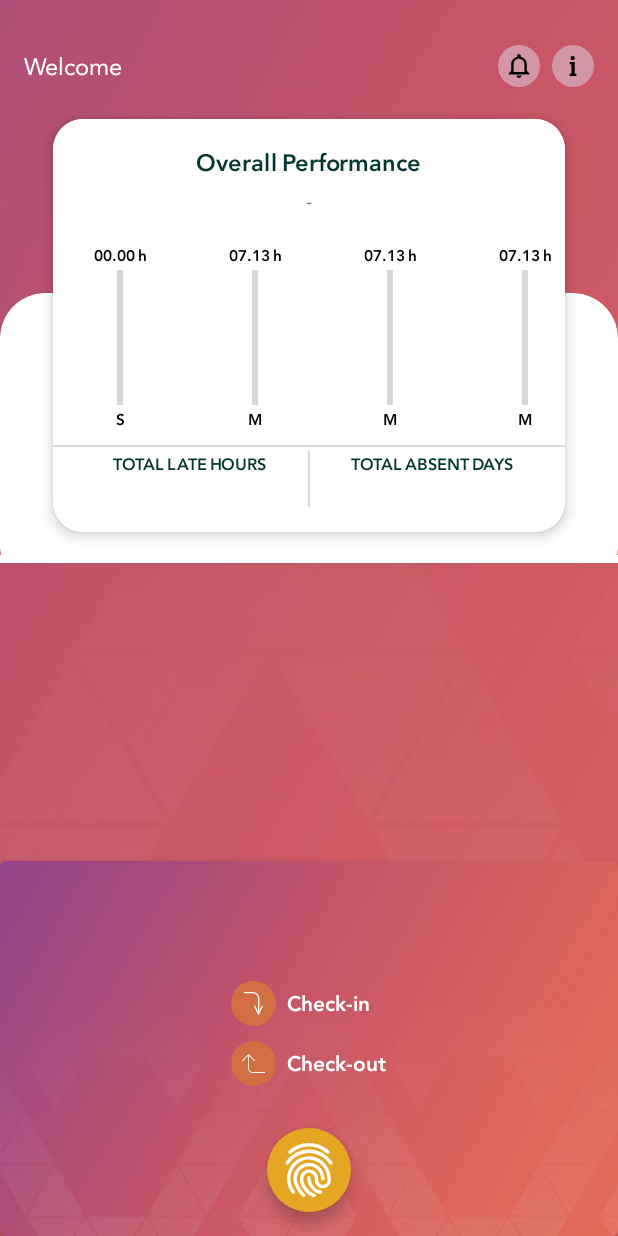
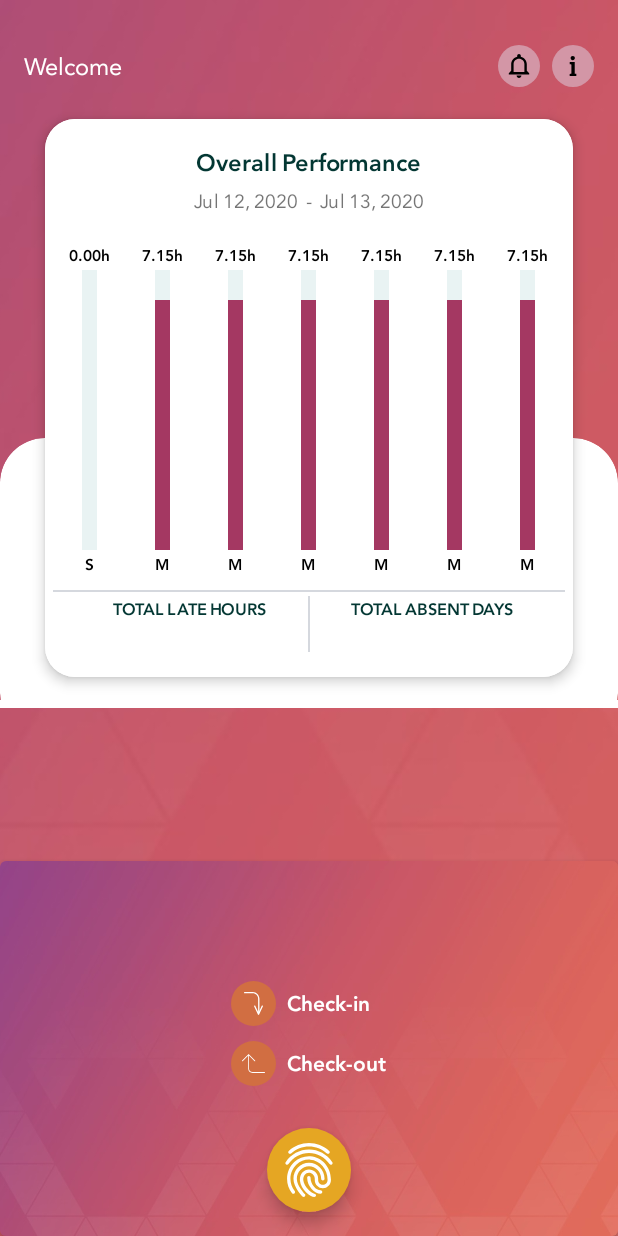
Before and after one commit to Taqnia-ets/taqnia_attendance, an Android app: the screen it shows after launch (VehiclesActivity), on a phone screen of 412 x 824 dp. Run offline under Robolectric (Android 15) with nearby library versions, the phone set to English and light mode, and no system bars; our stand-ins replace Room's generated code, Timber, data binding, paging; libraries missing offline, so code that uses them is left out: com.github.mikephil.charting; plain views replace BarChart, ExpandableLayout; 21 statements that could not run were skipped.

```diff
--- a/app/src/main/java/com/example/taqniaattendance/data/model/history/Attendance.kt
+++ b/app/src/main/java/com/example/taqniaattendance/data/model/history/Attendance.kt
@@ -13,6 +13,7 @@ import timber.log.Timber
 import java.lang.Exception
 import java.time.Year
 import java.util.*
+import kotlin.math.roundToInt
 
 @Parcelize
 data class Attendance(
@@ -70,16 +71,41 @@ data class Attendance(
 
     fun getDateAsObject() = date.fromMMMDDYYYYToDate()
 
-    fun getDisplayWorkingHours() : String =
+    fun getDisplayWorkingHours() : String {
         try {
-            LogsUtil.printErrorLog("all last week","${workingHours?.substringBefore(":","0")}.${workingHours?.substringAfter(":","0")?.substringBefore(":","0")} h")
-            "${workingHours?.substringBefore(":","0")?.trim()}.${workingHours?.substringAfter(":","0")?.substringBefore(":","0")?.trim()} h"
-        } catch (e : Exception) {
+            var displayTime : String= "${workingHours?.substringBefore(":", "0")
+                ?.trim()}.${workingHours?.substringAfter(":", "0")?.substringBefore(":", "0")
+                ?.trim()}h"
+
+            if (displayTime.first().equals('0', true))
+                displayTime = displayTime.substring(1)
+
+            return displayTime
+
+        } catch (e: Exception) {
             Timber.e(e)
-            "0.0 h"
+            return "0.0h"
         }
+    }
 
-    fun getEmployeeWorkingHoursAsInt() = getDisplayWorkingHours().toIntOrZero()
+    fun getEmployeeWorkingHoursAsDouble(): Double =         try {
+        LogsUtil.printErrorLog("all last week","${workingHours?.substringBefore(":","0")}.${workingHours?.substringAfter(":","0")?.substringBefore(":","0")} h")
+        "${workingHours?.substringBefore(":","0")?.trim()}.${workingHours?.substringAfter(":","0")?.substringBefore(":","0")?.trim()}".toDoubleOrNull() ?: 0.0
+    } catch (e : Exception) {
+        Timber.e(e)
+        0.0
+    }
+
+    fun getEmployeeWorkingHoursPercentage(departmentWorkingHours: Double) : Int {
+        try {
+            val workingHoursPercentage =  (280 / departmentWorkingHours) * getEmployeeWorkingHoursAsDouble()
+            return workingHoursPercentage.roundToInt()
+        } catch (e : IllegalArgumentException) {
+            Timber.e(e)
+            return 0
+        }
+    }
+
 
     fun getDayName() : String {
         val date = getDateAsObject()
--- a/app/src/main/java/com/example/taqniaattendance/ui/searching/SummaryAdapter.kt
+++ b/app/src/main/java/com/example/taqniaattendance/ui/searching/SummaryAdapter.kt
@@ -1,14 +1,18 @@
 package com.example.taqniaattendance.ui.searching
 
-import android.view.LayoutInflater
+import android.app.Activity
+ import android.view.LayoutInflater
 import android.view.ViewGroup
 import androidx.recyclerview.widget.DiffUtil
 import androidx.recyclerview.widget.ListAdapter
 import androidx.recyclerview.widget.RecyclerView
 import com.example.taqniaattendance.data.model.history.Attendance
 import com.example.taqniaattendance.databinding.ItemDaySummaryBinding
+import kotlinx.android.synthetic.main.item_day_summary.view.*
+import timber.log.Timber
+import kotlin.math.roundToInt
 
-class SummaryAdapter(private val departmentHours : Int) : ListAdapter<Attendance, SummaryAdapter.CustomViewHolder>(Companion) {
+class SummaryAdapter(private val departmentHours : Double) : ListAdapter<Attendance, SummaryAdapter.CustomViewHolder>(Companion) {
     companion object : DiffUtil.ItemCallback<Attendance>() {
         override fun areItemsTheSame(oldItem: Attendance, newItem: Attendance): Boolean {
             return  oldItem === newItem
@@ -19,21 +23,40 @@ class SummaryAdapter(private val departmentHours : Int) : ListAdapter<Attendance
         }
     }
 
+    val BAR_HEIGHT = 280
+
     override fun onCreateViewHolder(parent: ViewGroup, viewType: Int): CustomViewHolder {
         val inflater = LayoutInflater.from(parent.context)
         val binding = ItemDaySummaryBinding.inflate(inflater, parent, false)
-
+        binding.root.post {
+            binding.root.layoutParams.width = parent.width/itemCount
+            binding.root.requestLayout()
+        }
         return CustomViewHolder(binding)
     }
 
     override fun onBindViewHolder(holder: CustomViewHolder, position: Int) {
         with(holder.binding) {
+            root.viewBar.layoutParams.height = getEmployeeWorkingHoursBarHeight(BAR_HEIGHT,
+                departmentHours, getItem(position).getEmployeeWorkingHoursAsDouble())
+
+            root.viewBarBg.layoutParams.height = BAR_HEIGHT
             attendance = getItem(position)
             departmentWorkingHours = departmentHours
             executePendingBindings()
         }
     }
 
+    private fun getEmployeeWorkingHoursBarHeight(barHeight: Int, departmentWorkingHours: Double, EmployeeWorkingHours: Double) : Int {
+        try {
+            val workingHoursPercentage =  (barHeight / departmentWorkingHours) * EmployeeWorkingHours
+            return workingHoursPercentage.roundToInt()
+        } catch (e : IllegalArgumentException) {
+            Timber.e(e)
+            return 0
+        }
+    }
+
     // ViewHolder
     class CustomViewHolder(val binding: ItemDaySummaryBinding) : RecyclerView.ViewHolder(binding.root)
 }
--- a/app/src/main/java/com/example/taqniaattendance/ui/searching/VehiclesActivity.kt
+++ b/app/src/main/java/com/example/taqniaattendance/ui/searching/VehiclesActivity.kt
@@ -101,7 +101,9 @@ class VehiclesActivity : BaseActivity() {
             if (viewDataBinding.rcvSummary.adapter != null)
                 return@Observer
 
-            viewDataBinding.rcvSummary.adapter = SummaryAdapter(it.toIntOrZero()).apply { submitList(viewModel.attendanceHistory.value) }
+            viewDataBinding.rcvSummary.adapter = SummaryAdapter(it?.toDoubleOrNull() ?: 0.0).apply {
+                submitList(viewModel.attendanceHistory.value?.take(7)) //don't pass more than 7 items
+            }
         })
 
 //        lifecycleScope.launch {
--- a/app/src/main/java/com/example/taqniaattendance/ui/searching/VehiclesViewModel.kt
+++ b/app/src/main/java/com/example/taqniaattendance/ui/searching/VehiclesViewModel.kt
@@ -83,7 +83,7 @@ class VehiclesViewModel(
 //                val x =historyAsList?.onEach { if (it.punches.isNullOrEmpty())  it.punches = listOf(Punch())}
                 historyAsList?.let {
                     attendanceHistory.value = it
-                    setPreviousWeekSummary(it)
+                    setPreviousWeekSummary(it.take(7))
                     expectedLeaveTime.value = getExpectedLeaveTime(it.first(), workingHours.value)
                 }
             }
@@ -131,10 +131,12 @@ class VehiclesViewModel(
             "8:30 12/Feb/2020",
             "5",
             "Five",
-            "07:13:00"
+            "07:15:00"
         )
 
-        return listOf(x0,x1,x1,x1,x1,x1,x1,x1,x1,x1)
+        val history = listOf(x0,x1,x1,x1,x1,x1,x1,x1,x1)
+        setPreviousWeekSummary(history)
+        return history
 
 
     }
@@ -201,7 +203,7 @@ class VehiclesViewModel(
             user?.let {
                 //if there is no data then it sets in getSavedUser, this will helps in first time user opens the app
                 userName.value = it.name
-                workingHours.value = it.workingHours
+                workingHours.value = it.workingHours ?: DEFAULT_WORKING_HOURS
             }
         }
 
@@ -218,34 +220,29 @@ class VehiclesViewModel(
 
     private fun setPreviousWeekSummary(attendances: List<Attendance?>) {
 
-        val calendar = Calendar.getInstance()
-        val index = attendances.indexOfFirst {
-            calendar.time = it?.getDateAsObject()
-            calendar.get(Calendar.DAY_OF_WEEK) == Calendar.SUNDAY
-        }
-        Timber.e(attendances.get(index).toString())
-        val lastWeekAttendances = try {
-            attendances.subList(index +1, index + 6).reversed()
-        } catch (e : IndexOutOfBoundsException) {
-            Timber.e(e)
-            emptyList<Attendance>()
-        }
+//        val calendar = Calendar.getInstance()
+//        val index = attendances.indexOfFirst {
+//            calendar.time = it?.getDateAsObject()
+//            calendar.get(Calendar.DAY_OF_WEEK) == Calendar.SUNDAY
+//        }
+//        Timber.e(attendances.get(index).toString())
+//        val lastWeekAttendances = try {
+//            attendances.subList(index +1, index + 6).reversed()
+//        } catch (e : IndexOutOfBoundsException) {
+//            Timber.e(e)
+//            emptyList<Attendance>()
+//        }
 
-        lastWeekAttendances.first()?.getDateAsObject()?.let {
+        attendances.first()?.getDateAsObject()?.let {
             weekSummaryFirstDate.value = DateFormat.getDateInstance(DateFormat.MEDIUM).format(it)
-            val weekLastDate = Calendar.getInstance().apply {
-                time = it
-                add(Calendar.DAY_OF_MONTH, 6)
+//            val weekLastDate = Calendar.getInstance().apply {
+//                time = it
+//                add(Calendar.DAY_OF_MONTH, 6)
+//            }
+
+            attendances.last()?.getDateAsObject()?.let {
+                weekSummaryLastDate.value =  DateFormat.getDateInstance(DateFormat.MEDIUM).format(it)
             }
-            weekSummaryLastDate.value =  DateFormat.getDateInstance(DateFormat.MEDIUM).format(weekLastDate.time)
-        }
-
-        lastWeekAttendances.forEach {
-            LogsUtil.printDebugLog(it?.date, it?.workingHours)
-        }
-
-        lastWeekSummaryStatistics.value = lastWeekAttendances.map {
-            BarEntry(index.toFloat(),  it?.workingHours.getDisplayWorkingHours())
         }
     }
 
--- a/app/src/main/res/layout/activity_home.xml
+++ b/app/src/main/res/layout/activity_home.xml
@@ -131,8 +131,8 @@
                 android:layout_width="match_parent"
                 android:layout_height="wrap_content"
                 app:cardCornerRadius="@dimen/dim_20_dp"
-                android:layout_marginStart="@dimen/dim_35_dp"
-                android:layout_marginEnd="@dimen/dim_35_dp"
+                android:layout_marginStart="@dimen/dim_30_dp"
+                android:layout_marginEnd="@dimen/dim_30_dp"
                 android:layout_marginBottom="@dimen/dim_15_dp"
                 app:cardElevation="@dimen/dim_5_dp"
                 android:layoutDirection="ltr"
@@ -143,6 +143,8 @@
                     android:layout_height="wrap_content"
                     android:paddingTop="@dimen/dim_15_dp"
                     android:paddingBottom="@dimen/dim_5_dp"
+                    android:paddingStart="@dimen/dim_5_dp"
+                    android:paddingEnd="@dimen/dim_5_dp"
                     android:background="@color/color_white">
 
                     <com.google.android.material.textview.MaterialTextView
--- a/app/src/main/res/layout/item_day_summary.xml
+++ b/app/src/main/res/layout/item_day_summary.xml
@@ -4,7 +4,7 @@
     <data>
         <variable
             name="departmentWorkingHours"
-            type="int" />
+            type="Double" />
 
         <variable
             name="attendance"
@@ -28,23 +28,41 @@
             android:fontFamily="@font/bahij_janna_bold"/>
 
         <ProgressBar
-            android:id="@+id/progressBar"
             style="?android:attr/progressBarStyleHorizontal"
             android:layout_width="wrap_content"
             android:layout_height="wrap_content"
             android:layout_below="@+id/tvHours"
+            android:visibility="gone"
             android:layout_centerHorizontal="true"
-            android:progress="@{attendance.getEmployeeWorkingHoursAsInt()}"
-            android:max="@{departmentWorkingHours}"
-            android:minHeight="@dimen/dim_90_dp"
-            android:minWidth="@dimen/dim_90_dp"
+            android:paddingStart="@dimen/dim_mince_25_dp"
+            android:paddingEnd="@dimen/dim_mince_25_dp"
+            android:max="100"
+            android:minHeight="@dimen/dim_220_dp"
+            android:minWidth="@dimen/dim_220_dp"
             android:rotation="270"/>
 
+        <View
+            android:id="@+id/viewBarBg"
+            android:layout_width="@dimen/dim_10_dp"
+            android:layout_height="@dimen/dim_100_dp"
+            android:layout_centerHorizontal="true"
+            android:layout_below="@+id/tvHours"
+            android:background="@color/color_mc_default_img_bg"/>
+
+        <View
+            android:id="@+id/viewBar"
+            android:layout_width="@dimen/dim_10_dp"
+            android:layout_height="wrap_content"
+            android:layout_centerHorizontal="true"
+            android:layout_above="@+id/tvDay"
+            android:background="@color/colorPrimaryDark"/>
+
         <com.google.android.material.textview.MaterialTextView
+            android:id="@+id/tvDay"
             android:layout_width="wrap_content"
             android:layout_height="wrap_content"
             android:layout_centerHorizontal="true"
-            android:layout_below="@+id/progressBar"
+            android:layout_below="@+id/viewBarBg"
             android:text="@{attendance.getDayName()}"
             android:textSize="@dimen/dim_11_sp"
             android:textColor="@color/black"
```
Also changed, not shown: app/src/main/java/com/example/taqniaattendance/data/firebase/CloudMessagingService.kt (+13 -7 lines), app/src/main/java/com/example/taqniaattendance/util/ValidationExtentions.kt (+9 -0 lines).
